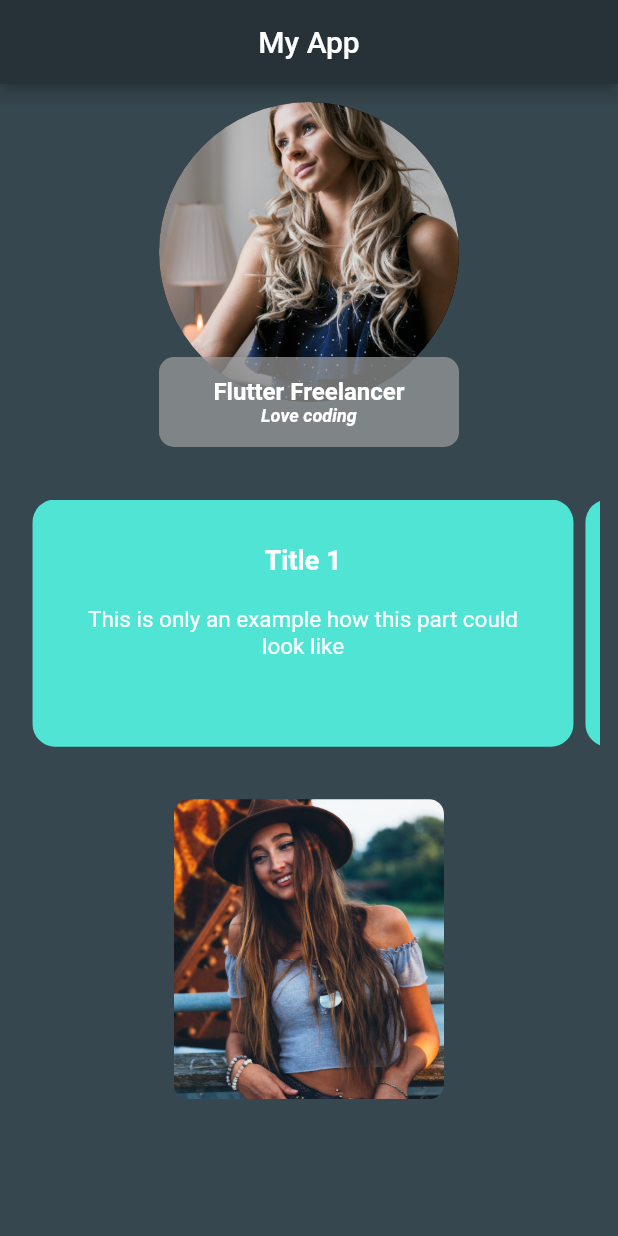
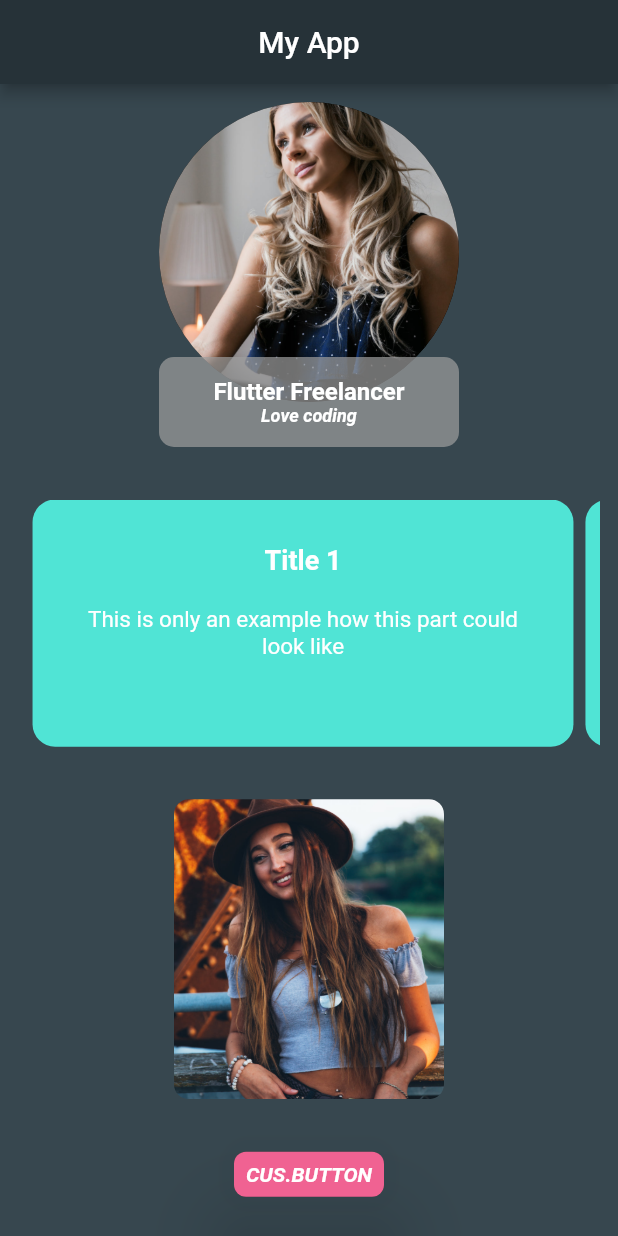
Before and after one commit to VeronikaLo/Examples, a Flutter app: the screen it shows after launch, on a phone screen of 412 x 824 dp. Run offline on Flutter 3.47's test engine with Material 2 defaults, Android fonts, the phone set to English and light mode, and no system bars.

Commit message:
custom button

```diff
--- a/lib/main.dart
+++ b/lib/main.dart
@@ -1,3 +1,4 @@
+import 'package:examples/widgets/custom_button.dart';
 import 'package:examples/widgets/page_view.dart';
 import 'package:examples/widgets/profile.dart';
 import 'package:examples/widgets/rect_image.dart';
@@ -39,13 +40,19 @@ class MyHomePage extends StatelessWidget {
         child: SingleChildScrollView(
           physics: const  BouncingScrollPhysics(),
           child: Column(
-            children: const [
-              ProfilePicture(),
-              SizedBox(height: 35,),
-              PageViewExample(),
-              SizedBox(height: 35,),
-              RectImage(),
-              SizedBox(height: 35,),
+            children:  [
+              const ProfilePicture(),
+              const SizedBox(height: 35,),
+              const PageViewExample(),
+              const SizedBox(height: 35,),
+              const RectImage(),
+              const SizedBox(height: 35,),
+              CustomButton(
+                onPressed: (){},
+                text: 'CUS.BUTTON',
+                buttonColor: Theme.of(context).colorScheme.secondary,
+                )
+
             ]),
         ),
         ),
--- /dev/null
+++ b/lib/widgets/custom_button.dart
@@ -0,0 +1,34 @@
+import 'package:flutter/material.dart';
+
+class CustomButton extends StatelessWidget {
+  final Function onPressed;
+  final String text;
+  final Color buttonColor;
+  const CustomButton({Key? key, required this.onPressed, required this.text, required this.buttonColor})
+      : super(key: key);
+
+  @override
+  Widget build(BuildContext context) {
+    return InkWell(
+      onTap: () => onPressed(),
+      child: Material(
+        elevation: 26,
+        borderRadius: BorderRadius.circular(8),
+        child: Container(
+          height: 30,
+          width: 100,
+          decoration: BoxDecoration(
+              borderRadius: BorderRadius.circular(8), color: buttonColor),
+          child: Center(
+              child: Text(
+            text,
+            style: const TextStyle(
+                fontSize: 14,
+                fontWeight: FontWeight.bold,
+                fontStyle: FontStyle.italic),
+          )),
+        ),
+      ),
+    );
+  }
+}
```
